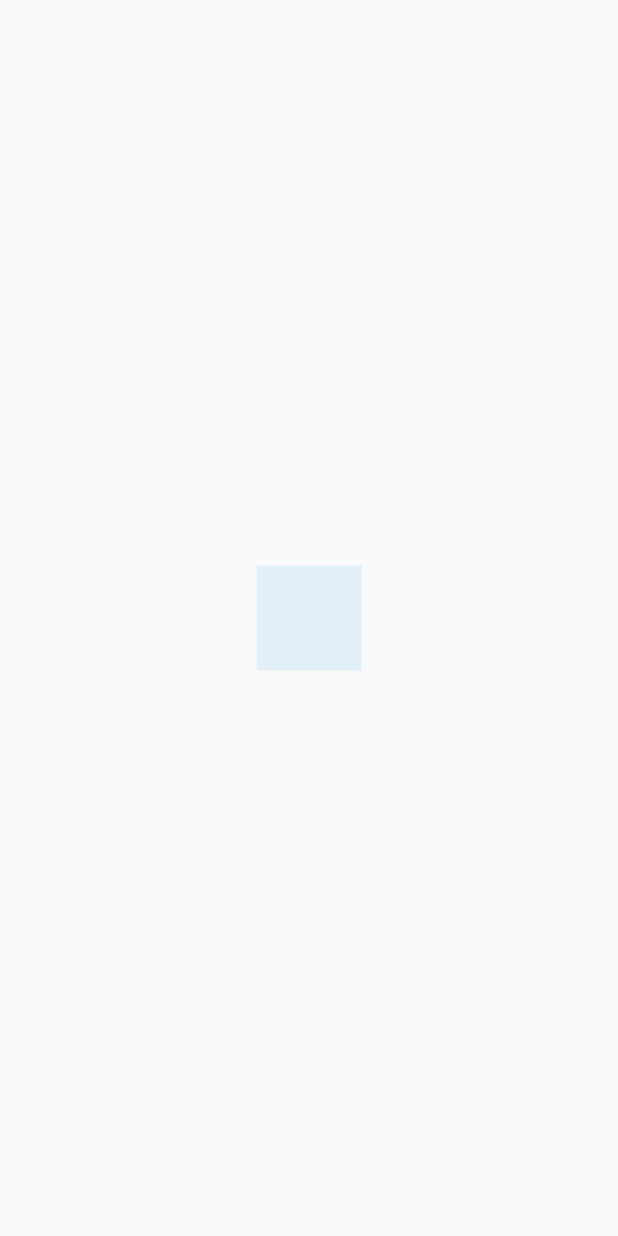
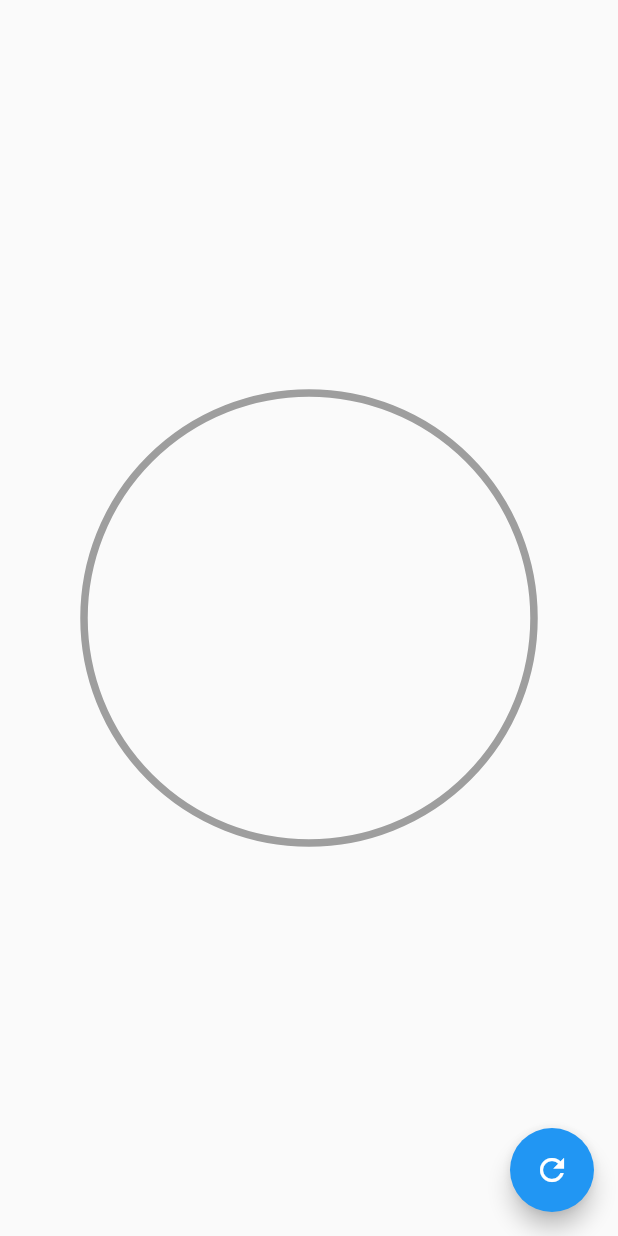
Before and after one commit to juanncode/animation_app, a Flutter app: the screen it shows after launch, on a phone screen of 412 x 824 dp. Run offline on Flutter 3.47's test engine with Material 2 defaults, Android fonts, the phone set to English and light mode, and no system bars.

Commit message:
Create Radial progress

```diff
--- a/lib/main.dart
+++ b/lib/main.dart
@@ -1,4 +1,6 @@
 import 'package:animation_app/src/pages/animations_page.dart';
+import 'package:animation_app/src/labs/circular_progress_page.dart';
+import 'package:animation_app/src/pages/graficas_circulares_page.dart';
 import 'package:animation_app/src/pages/headers_page.dart';
 import 'package:flutter/material.dart';
 
@@ -10,7 +12,7 @@ class MyApp extends StatelessWidget {
     return const MaterialApp(
       debugShowCheckedModeBanner: false,
       title: 'Material App',
-      home: AnimationPage()
+      home: GraficasCircularesPage()
     );
   }
 }
--- /dev/null
+++ b/lib/src/pages/graficas_circulares_page.dart
@@ -0,0 +1,37 @@
+import 'package:animation_app/src/widgets/radial_progress.dart';
+import 'package:flutter/material.dart';
+
+class GraficasCircularesPage extends StatefulWidget {
+  const GraficasCircularesPage({Key? key}) : super(key: key);
+
+  @override
+  State<GraficasCircularesPage> createState() => _GraficasCircularesPageState();
+}
+
+class _GraficasCircularesPageState extends State<GraficasCircularesPage> {
+
+  double porcentaje = 0;
+
+  @override
+  Widget build(BuildContext context) {
+    return Scaffold(
+      floatingActionButton: FloatingActionButton(
+        child: Icon(Icons.refresh),
+        onPressed: (){
+          porcentaje += 10;
+          if (porcentaje > 100) {
+            porcentaje = 0;
+          }
+          setState(() {});
+        },
+      ),
+      body: Center(
+        child: Container(
+          width: 300,
+          height: 300,
+          child: RadialProgress(porcentaje: porcentaje),
+        ),
+      ),
+    );
+  }
+}
--- /dev/null
+++ b/lib/src/widgets/radial_progress.dart
@@ -0,0 +1,99 @@
+import 'dart:math';
+import 'dart:ui';
+
+import 'package:flutter/material.dart';
+
+class RadialProgress extends StatefulWidget {
+  double porcentaje;
+  RadialProgress({Key? key, required this.porcentaje}) : super(key: key);
+
+  @override
+  State<RadialProgress> createState() => _RadialProgressState();
+}
+
+class _RadialProgressState extends State<RadialProgress> with SingleTickerProviderStateMixin {
+
+  late AnimationController controller;
+  late double oldPorcentaje;
+
+
+  @override
+  void initState() {
+    oldPorcentaje = widget.porcentaje;
+    controller = AnimationController(vsync: this, duration: const Duration(milliseconds: 500));
+
+    super.initState();
+  }
+
+  @override
+  void dispose() {
+    controller.dispose();
+    super.dispose();
+  }
+
+  @override
+  Widget build(BuildContext context) {
+    controller.forward(from: 0);
+    final diferenciaAnimar = widget.porcentaje - oldPorcentaje;
+    oldPorcentaje = widget.porcentaje;
+
+    return AnimatedBuilder(
+      animation: controller,
+      builder: (context, child) {
+        return Container(
+          width: double.infinity,
+          height: double.infinity,
+          child: CustomPaint(
+            painter: _MyRadialProgress((widget.porcentaje - diferenciaAnimar) + (diferenciaAnimar * controller.value)),
+          ),
+        );
+      },
+    );
+
+  }
+}
+
+
+class _MyRadialProgress  extends CustomPainter{
+  final double porcentaje;
+
+  _MyRadialProgress(this.porcentaje);
+
+  @override
+  void paint(Canvas canvas, Size size) {
+    // circulo completado
+    final paint = Paint()
+      ..strokeWidth = 5
+      ..color = Colors.grey
+      ..style = PaintingStyle.stroke;
+
+    Offset center = Offset(size.width * 0.5, size.height * 0.5);
+    double radio = min(size.width * 0.5, size.height * 0.5);
+    canvas.drawCircle(center, radio, paint);
+
+    // arco
+    final paintArco = Paint()
+      ..strokeWidth = 10
+      ..color = Colors.orange
+      ..strokeCap = StrokeCap.round
+      ..style = PaintingStyle.stroke;
+
+    // parte q se deberá ir llenando
+    double arcAngle = 2 * pi * (porcentaje / 100);
+    canvas.drawArc(
+      Rect.fromCircle(center: center, radius: radio),
+      -pi/2,
+      arcAngle,
+      false,
+      paintArco
+    );
+
+
+
+  }
+
+  @override
+  bool shouldRepaint(covariant CustomPainter oldDelegate) {
+    return true;
+  }
+}
```
Also changed, not shown: lib/src/labs/circular_progress_page.dart (added, +110 -0 lines).
